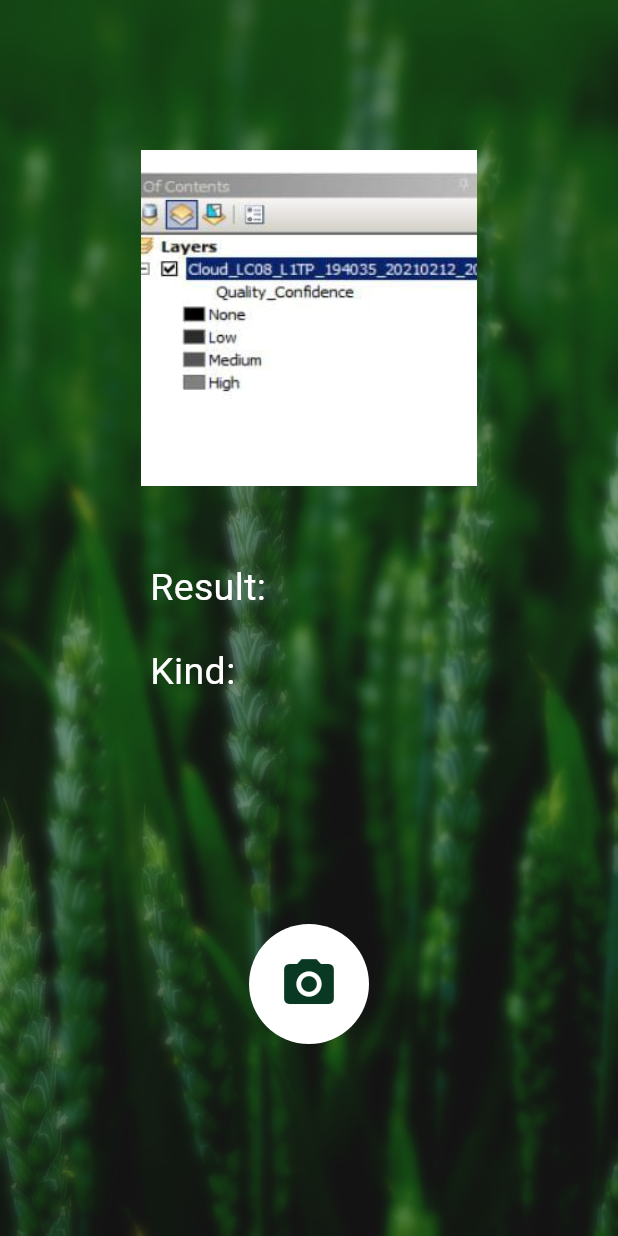
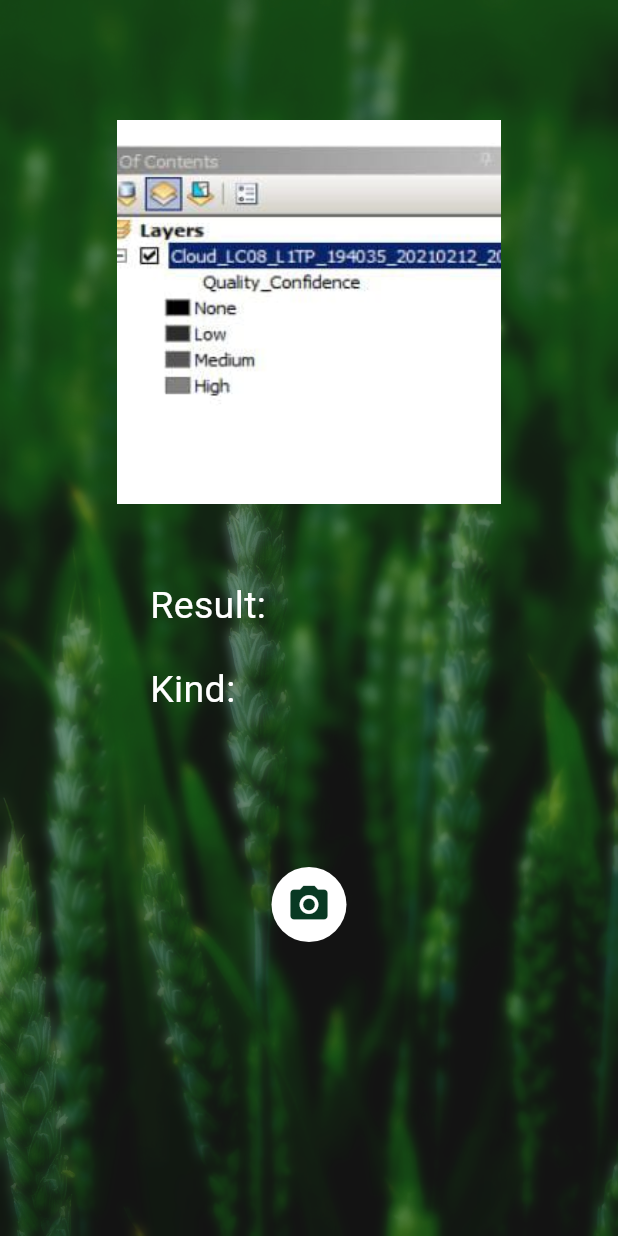
Before and after one commit to MariamYahya/planto_planto, a Flutter app: the CameraScreen screen opened directly, on a phone screen of 412 x 824 dp. Run offline on Flutter 3.47's test engine with Material 3 defaults, Android fonts, the phone set to English and light mode, and no system bars; our stand-ins replace firebase_auth, firebase_core, image_picker, modal_progress_hud_nsn; accounts and stored records are empty.

Commit message:
phone camera is done without connection

```diff
--- a/lib/modules/camera/camera_screen.dart
+++ b/lib/modules/camera/camera_screen.dart
@@ -33,7 +33,7 @@ class _CameraScreenState extends State<CameraScreen> {
           child: Scaffold(
             backgroundColor: Colors.transparent,
             body: Padding(
-              padding: EdgeInsets.symmetric(vertical: 100, horizontal: 40),
+              padding: EdgeInsets.symmetric(vertical: 80, horizontal: 40),
               child: Column(
                 children: [
                   isImageSelected
@@ -48,8 +48,8 @@ class _CameraScreenState extends State<CameraScreen> {
                           ),
                         )
                       : Container(
-                          width: 224,
-                          height: 224,
+                          width: 256,
+                          height: 256,
                           decoration: BoxDecoration(
                             image: DecorationImage(
                               image: AssetImage("assets/images/test.jpg"),
@@ -62,17 +62,17 @@ class _CameraScreenState extends State<CameraScreen> {
                   ),
                   ResultDetails(),
                   SizedBox(
-                    height: 150,
+                    height: 100,
                   ),
                   GestureDetector(
                     onTap: () => _pickImageFromCamera(),
                     child: CircleAvatar(
                       backgroundColor: Colors.white,
-                      radius: 40,
+                      radius: 25,
                       child: Icon(
                         Icons.photo_camera,
                         color: Color(0xFF093923),
-                        size: 40,
+                        size: 30,
                       ),
                     ),
                   ),
```
